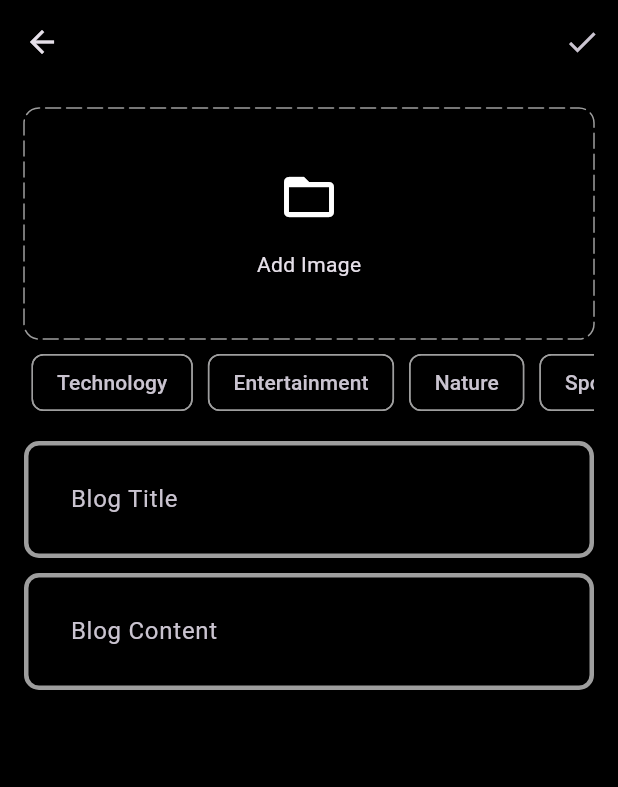
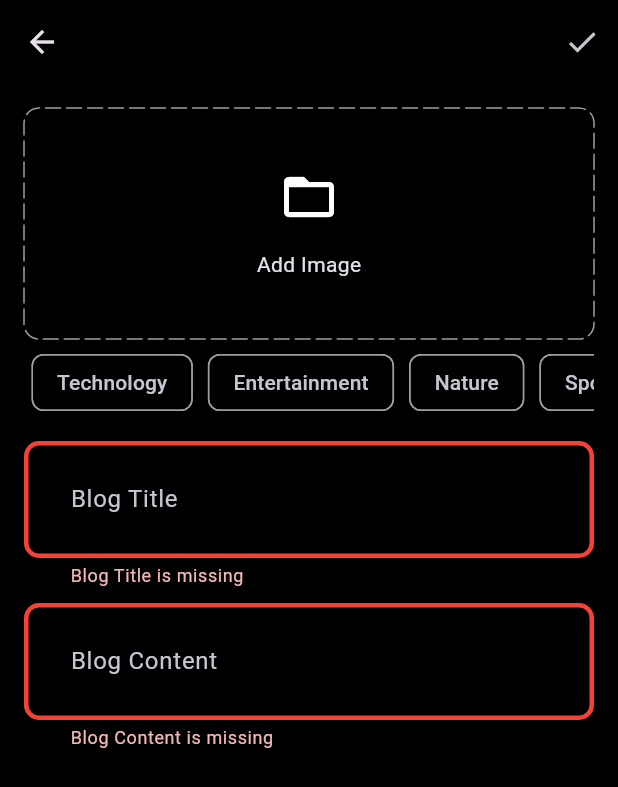
Before and after one commit to rashmirekha99/blog_app, a Flutter app: the AddNewBlog screen opened by its route, after a tap on the "done" icon, on a phone screen of 412 x 824 dp. Shown: the top 787 px of the screen. Run offline on Flutter 3.47's test engine with Material 3 defaults, Android fonts, the phone set to English and light mode, and no system bars; drawn by our look-alikes of dotted_border; our stand-ins replace flutter_bloc, fpdart, get_it, image_picker, supabase_flutter; accounts and stored records are empty.

Commit message:
added blog update

```diff
--- /dev/null
+++ b/lib/features/blog/data/datasource/blog_data_source.dart
@@ -0,0 +1,42 @@
+import 'dart:io';
+
+import 'package:blog_app/core/error/exception.dart';
+import 'package:blog_app/features/blog/data/models/blog_model.dart';
+import 'package:supabase_flutter/supabase_flutter.dart';
+
+abstract interface class BlogDataSource {
+  Future<BlogModel> addBlog(BlogModel blog);
+  Future<String> uploadBlogImage({
+    required File image,
+    required BlogModel blog,
+  });
+}
+
+class BlogDataSourceImpl implements BlogDataSource {
+  final SupabaseClient supabaseClient;
+  BlogDataSourceImpl(this.supabaseClient);
+
+  @override
+  Future<BlogModel> addBlog(BlogModel blog) async {
+    try {
+      final blogData =
+          await supabaseClient.from('blogs').insert(blog.toJson()).select();
+
+      return BlogModel.fromJson(blogData.first);
+    } catch (e) {
+      throw ServerException(e.toString());
+    }
+  }
+
+  @override
+  Future<String> uploadBlogImage(
+      {required File image, required BlogModel blog}) async {
+    try {
+      await supabaseClient.storage.from('blog_images').upload(blog.id, image);
+
+      return supabaseClient.storage.from('blog_images').getPublicUrl(blog.id);
+    } catch (e) {
+      throw ServerException(e.toString());
+    }
+  }
+}
--- /dev/null
+++ b/lib/features/blog/data/models/blog_model.dart
@@ -0,0 +1,57 @@
+import 'package:blog_app/features/blog/domain/enities/blog.dart';
+
+class BlogModel extends Blog {
+  BlogModel({
+    required super.id,
+    required super.updatedAt,
+    required super.posterId,
+    required super.title,
+    required super.content,
+    required super.topics,
+    required super.imageUrl,
+  });
+
+  Map<String, dynamic> toJson() {
+    return <String, dynamic>{
+      'id': id,
+      'updated_at': updatedAt.toIso8601String(),
+      'poster_id': posterId,
+      'title': title,
+      'content': content,
+      'topics': topics,
+      'image_url': imageUrl,
+    };
+  }
+
+  factory BlogModel.fromJson(Map<String, dynamic> map) {
+    return BlogModel(
+      id: map['id'] as String,
+      updatedAt:map['updated_at']==null?DateTime.now(): DateTime.parse(map['updated_at']),
+      posterId: map['posterId'] as String,
+      title: map['title'] as String,
+      content: map['content'] as String,
+      topics: List<String>.from(map['topics'] as List<String>),
+      imageUrl: map['imageUrl'] as String,
+    );
+  }
+  //can update values through this
+BlogModel copyWith({
+    String? id,
+    DateTime? updatedAt,
+    String? posterId,
+    String? title,
+    String? content,
+    List<String>? topics,
+    String? imageUrl,
+  }) {
+    return BlogModel(
+      id: id ?? this.id,
+      updatedAt: updatedAt ?? this.updatedAt,
+      posterId: posterId ?? this.posterId,
+      title: title ?? this.title,
+      content: content ?? this.content,
+      topics: topics ?? this.topics,
+      imageUrl: imageUrl ?? this.imageUrl,
+    );
+  }
+  }
--- /dev/null
+++ b/lib/features/blog/data/repositories/blog_repository_impl.dart
@@ -0,0 +1,42 @@
+import 'dart:io';
+
+import 'package:blog_app/core/error/exception.dart';
+import 'package:blog_app/core/error/failures.dart';
+import 'package:blog_app/features/blog/data/datasource/blog_data_source.dart';
+import 'package:blog_app/features/blog/data/models/blog_model.dart';
+import 'package:blog_app/features/blog/domain/enities/blog.dart';
+import 'package:blog_app/features/blog/domain/repositories/blog_repository.dart';
+import 'package:fpdart/fpdart.dart';
+import 'package:uuid/uuid.dart';
+
+class BlogRepositoryImpl implements BlogRepository {
+  final BlogDataSource blogDataSource;
+  BlogRepositoryImpl(this.blogDataSource);
+
+  @override
+  Future<Either<Failure, Blog>> uploadBlog({
+    required File image,
+    required String title,
+    required String content,
+    required String posterId,
+    required List<String> topics,
+  }) async {
+    try {
+      BlogModel blog = BlogModel(
+          id: const Uuid().v1(),
+          updatedAt: DateTime.now(),
+          posterId: posterId,
+          title: title,
+          content: content,
+          topics: topics,
+          imageUrl: 'image_url');
+      final uploadedImage=
+      await blogDataSource.uploadBlogImage(image: image, blog: blog);
+      blog.copyWith(imageUrl: uploadedImage);
+     final uploadedBlog= await blogDataSource.addBlog(blog);
+      return right(uploadedBlog);
+    } on ServerException catch (e) {
+      return left(Failure(e.message));
+    }
+  }
+}
--- /dev/null
+++ b/lib/features/blog/domain/enities/blog.dart
@@ -0,0 +1,25 @@
+
+
+class Blog {
+  final String id;
+  final DateTime updatedAt;
+  final String posterId;
+  final String title;
+  final String content;
+  final List<String> topics;
+  final String imageUrl;
+
+  Blog({
+    required this.id,
+    required this.updatedAt,
+    required this.posterId,
+    required this.title,
+    required this.content,
+    required this.topics,
+    required this.imageUrl,
+  });
+
+
+
+
+  }
--- /dev/null
+++ b/lib/features/blog/domain/repositories/blog_repository.dart
@@ -0,0 +1,17 @@
+import 'dart:io';
+
+import 'package:blog_app/core/error/failures.dart';
+import 'package:blog_app/features/blog/domain/enities/blog.dart';
+import 'package:fpdart/fpdart.dart';
+
+abstract interface class BlogRepository {
+
+  Future<Either<Failure, Blog>> uploadBlog({
+    required File image,
+    required String title,
+    required String content,
+    required String posterId,
+    required List<String> topics,
+
+  });
+}
--- /dev/null
+++ b/lib/features/blog/domain/usecases/add_blog.dart
@@ -0,0 +1,36 @@
+import 'dart:io';
+import 'package:blog_app/core/error/failures.dart';
+import 'package:blog_app/core/usecases/usecase.dart';
+import 'package:blog_app/features/blog/domain/enities/blog.dart';
+import 'package:blog_app/features/blog/domain/repositories/blog_repository.dart';
+import 'package:fpdart/fpdart.dart';
+
+
+class AddBlog implements UseCase<Blog, AddBlogParams> {
+  final BlogRepository blogRepository;
+  AddBlog(this.blogRepository);
+  @override
+  Future<Either<Failure, Blog>> call(params) async {
+    return await blogRepository.uploadBlog(
+        image: params.image,
+        title: params.title,
+        content: params.content,
+        posterId: params.posterId,
+        topics: params.topics);
+  }
+}
+
+class AddBlogParams {
+  final String title;
+  final String content;
+  final String posterId;
+  final File image;
+  final List<String> topics;
+  AddBlogParams({
+    required this.title,
+    required this.content,
+    required this.posterId,
+    required this.topics,
+    required this.image,
+  });
+}
--- /dev/null
+++ b/lib/features/blog/presentation/bloc/blog_bloc.dart
@@ -0,0 +1,37 @@
+import 'dart:io';
+
+import 'package:blog_app/features/blog/domain/enities/blog.dart';
+import 'package:blog_app/features/blog/domain/usecases/add_blog.dart';
+import 'package:flutter_bloc/flutter_bloc.dart';
+
+part 'blog_event.dart';
+part 'blog_state.dart';
+
+class BlogBloc extends Bloc<BlogEvent, BlogState> {
+  final AddBlog _addBlog;
+  BlogBloc({
+    required AddBlog addBlog,
+  })  : _addBlog = addBlog,
+        super(BlogInitial()) {
+    on<BlogEvent>(
+      (event, emit) => emit(BlogLoading()),
+    );
+    on<BlogAddEvent>((event, emit) async {
+      print('########');
+      print(event.title);
+      print(event.content);
+      print(event.posterId);
+      print(event.topics);
+      print(event.image);
+      print('########');
+      final res = await _addBlog(AddBlogParams(
+          title: event.title,
+          content: event.content,
+          posterId: event.posterId,
+          topics: event.topics,
+          image: event.image));
+
+      res.fold((l) => emit(BlogFailure(l.message)), (r) => emit(BlogSucess(r)));
+    });
+  }
+}
--- /dev/null
+++ b/lib/features/blog/presentation/bloc/blog_event.dart
@@ -0,0 +1,20 @@
+part of 'blog_bloc.dart';
+
+
+sealed class BlogEvent {}
+
+
+class BlogAddEvent extends BlogEvent{
+  final String title;
+  final String content;
+  final String posterId;
+  final File image;
+  final List<String> topics;
+  BlogAddEvent({
+    required this.title,
+    required this.content,
+    required this.posterId,
+    required this.topics,
+    required this.image,
+  });
+}
--- /dev/null
+++ b/lib/features/blog/presentation/bloc/blog_state.dart
@@ -0,0 +1,18 @@
+part of 'blog_bloc.dart';
+
+
+sealed class BlogState {}
+
+final class BlogInitial extends BlogState {}
+
+final class BlogSucess extends BlogState {
+   final Blog blog;
+   BlogSucess(this.blog);
+}
+
+final class BlogFailure extends BlogState {
+  final String messsage;
+  BlogFailure(this.messsage);
+}
+
+final class BlogLoading extends BlogState {}
--- a/lib/features/blog/presentation/pages/add_blogs_page.dart
+++ b/lib/features/blog/presentation/pages/add_blogs_page.dart
@@ -1,10 +1,15 @@
 import 'dart:io';
 
+import 'package:blog_app/core/common/cubits/user_cubit/user_cubit_cubit.dart';
+import 'package:blog_app/core/common/widgets/loader.dart';
 import 'package:blog_app/core/theme/app_palette.dart';
 import 'package:blog_app/core/utils/image_picker.dart';
+import 'package:blog_app/core/utils/show_snack_bar.dart';
+import 'package:blog_app/features/blog/presentation/bloc/blog_bloc.dart';
 import 'package:blog_app/features/blog/presentation/widgets/blog_field.dart';
 import 'package:dotted_border/dotted_border.dart';
 import 'package:flutter/material.dart';
+import 'package:flutter_bloc/flutter_bloc.dart';
 
 class AddNewBlog extends StatefulWidget {
   const AddNewBlog({super.key});
@@ -16,6 +21,7 @@ class AddNewBlog extends StatefulWidget {
 class _AddNewBlogState extends State<AddNewBlog> {
   final TextEditingController titleController = TextEditingController();
   final TextEditingController contentController = TextEditingController();
+  final formKey = GlobalKey<FormState>();
 
   List<String> selectedTopics = [];
   File? image;
@@ -40,11 +46,42 @@ class _AddNewBlogState extends State<AddNewBlog> {
   Widget build(BuildContext context) {
     return Scaffold(
       appBar: AppBar(
-        actions: [IconButton(onPressed: () {}, icon: const Icon(Icons.done))],
+        actions: [
+          IconButton(
+              onPressed: () {
+                if (formKey.currentState!.validate() &&
+                    selectedTopics.isNotEmpty &&
+                    image != null) {
+                  final userId =
+                      (context.read<UserCubitCubit>().state as AppUserState)
+                          .user
+                          .id;
+                  context.read<BlogBloc>().add(BlogAddEvent(
+                      title: titleController.text,
+                      content: contentController.text,
+                      posterId: userId,
+                      topics: selectedTopics,
+                      image: image!));
+                }
+              },
+              icon: const Icon(Icons.done))
+        ],
       ),
-      body: Padding(
+      body: BlocConsumer<BlogBloc, BlogState>(
+        listener: (context, state) {
+          if (state is BlogFailure) {
+            showSnackBar(context, state.messsage);
+          }
+        },
+        builder: (context, state) {
+          if (state is BlogLoading) {
+            return const Loader();
+          }
+          return Padding(
             padding: const EdgeInsets.all(16.0),
             child: SingleChildScrollView(
+              child: Form(
+                key: formKey,
                 child: Column(
                   children: [
                     //add image container
@@ -62,7 +99,7 @@ class _AddNewBlogState extends State<AddNewBlog> {
                           height: 150,
                           width: double.infinity,
                           child: image == null
-                        ? Column(
+                              ? const Column(
                                   mainAxisAlignment: MainAxisAlignment.center,
                                   children: [
                                     Icon(
@@ -86,7 +123,8 @@ class _AddNewBlogState extends State<AddNewBlog> {
                     SingleChildScrollView(
                       scrollDirection: Axis.horizontal,
                       child: Row(
-                  children: ['Technology', 'Entertainment', 'Nature', 'Sports']
+                        children:
+                            ['Technology', 'Entertainment', 'Nature', 'Sports']
                                 .map((e) => Padding(
                                       padding: const EdgeInsets.all(5.0),
                                       child: GestureDetector(
@@ -105,7 +143,8 @@ class _AddNewBlogState extends State<AddNewBlog> {
                                               ? const WidgetStatePropertyAll(
                                                   AppPalette.gradient2)
                                               : null,
-                                side: BorderSide(color: AppPalette.borderColor),
+                                          side: const BorderSide(
+                                              color: AppPalette.borderColor),
                                         ),
                                       ),
                                     ))
@@ -116,15 +155,20 @@ class _AddNewBlogState extends State<AddNewBlog> {
                     const SizedBox(
                       height: 10,
                     ),
-              BlogField(controller: titleController, hinText: 'Blog Title'),
+                    BlogField(
+                        controller: titleController, hinText: 'Blog Title'),
                     const SizedBox(
                       height: 10,
                     ),
-              BlogField(controller: contentController, hinText: 'Blog Content')
+                    BlogField(
+                        controller: contentController, hinText: 'Blog Content')
                   ],
                 ),
               ),
             ),
           );
+        },
+      ),
+    );
   }
 }
--- a/lib/features/blog/presentation/widgets/blog_field.dart
+++ b/lib/features/blog/presentation/widgets/blog_field.dart
@@ -11,6 +11,12 @@ class BlogField extends StatelessWidget {
       controller: controller,
       decoration: InputDecoration(hintText: hinText),
       maxLines: null,
+      validator: (value) {
+        if (value!.isEmpty) {
+          return '$hinText is missing';
+        }
+        return null;
+      },
     );
   }
 }
--- a/lib/main.dart
+++ b/lib/main.dart
@@ -3,6 +3,7 @@ import 'package:blog_app/core/theme/theme.dart';
 import 'package:blog_app/features/auth/presentation/bloc/auth_bloc.dart';
 import 'package:blog_app/features/auth/presentation/pages/signin_page.dart';
 import 'package:blog_app/features/auth/presentation/pages/signup_page.dart';
+import 'package:blog_app/features/blog/presentation/bloc/blog_bloc.dart';
 import 'package:blog_app/features/blog/presentation/pages/add_blogs_page.dart';
 import 'package:blog_app/features/blog/presentation/pages/blog_page.dart';
 import 'package:blog_app/init_dependencies.dart';
@@ -19,6 +20,9 @@ void main() async {
     ),
     BlocProvider(
       create: (_) => serviceLocator<UserCubitCubit>(),
+    ),
+    BlocProvider(
+      create: (_) => serviceLocator<BlogBloc>(),
     ),
   ], child: const MyApp()));
 }
--- a/pubspec.yaml
+++ b/pubspec.yaml
@@ -40,6 +40,7 @@ dependencies:
   get_it: ^8.0.2
   dotted_border: ^2.1.0
   image_picker: ^1.1.2
+  uuid: ^4.5.1
 
 dev_dependencies:
   flutter_test:
```
Also changed, not shown: lib/init_dependencies.dart (+22 -0 lines), pubspec.lock. Lines whose indentation alone changed are shown as unchanged.
